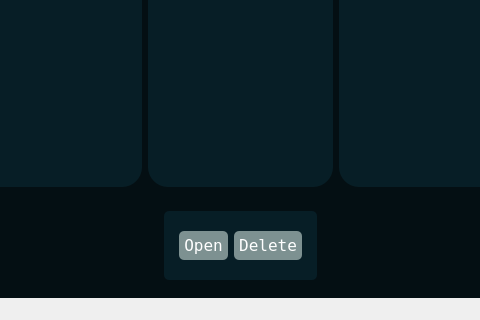
Old version of the form python/abspipeline/ui/qt/browser.ui in the repository Blue-Silvers/FatePipe; both pictures show x 254 to 734 and y 281 to 601 of the 989 by 601 pixel window.
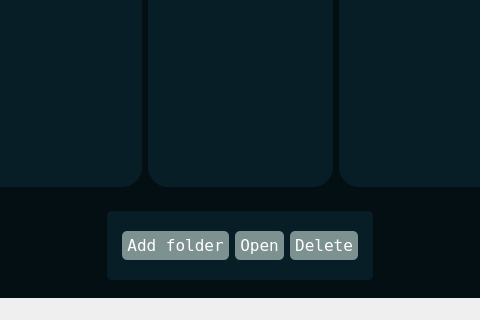
New version of the form.

Commit message: [Fix] create folder function reload list when a folder is created

What changed in the file:
```diff
--- a/python/abspipeline/ui/qt/browser.ui
+++ b/python/abspipeline/ui/qt/browser.ui
@@ -88,20 +88,23 @@
           <property name="bottomMargin">
            <number>20</number>
           </property>
-          <item row="1" column="0">
-           <widget class="QPushButton" name="pb_open">
-            <property name="font">
-             <font>
-              <family>Terminal</family>
-              <pointsize>12</pointsize>
-             </font>
-            </property>
-            <property name="text">
-             <string>Open</string>
-            </property>
-           </widget>
-          </item>
           <item row="1" column="1">
+           <widget class="QPushButton" name="pb_folder">
+            <property name="font">
+             <font>
+              <family>Terminal</family>
+              <pointsize>12</pointsize>
+             </font>
+            </property>
+            <property name="cursor">
+             <cursorShape>PointingHandCursor</cursorShape>
+            </property>
+            <property name="text">
+             <string>Add folder</string>
+            </property>
+           </widget>
+          </item>
+          <item row="1" column="3">
            <widget class="QPushButton" name="pb_delete">
             <property name="font">
              <font>
@@ -114,6 +117,22 @@
             </property>
            </widget>
           </item>
+          <item row="1" column="2">
+           <widget class="QPushButton" name="pb_open">
+            <property name="font">
+             <font>
+              <family>Terminal</family>
+              <pointsize>12</pointsize>
+             </font>
+            </property>
+            <property name="cursor">
+             <cursorShape>PointingHandCursor</cursorShape>
+            </property>
+            <property name="text">
+             <string>Open</string>
+            </property>
+           </widget>
+          </item>
          </layout>
         </widget>
        </item>
```
Left out of the diff: 3 changed lines with no effect on the pictures. The commit also changes 1 other file.
